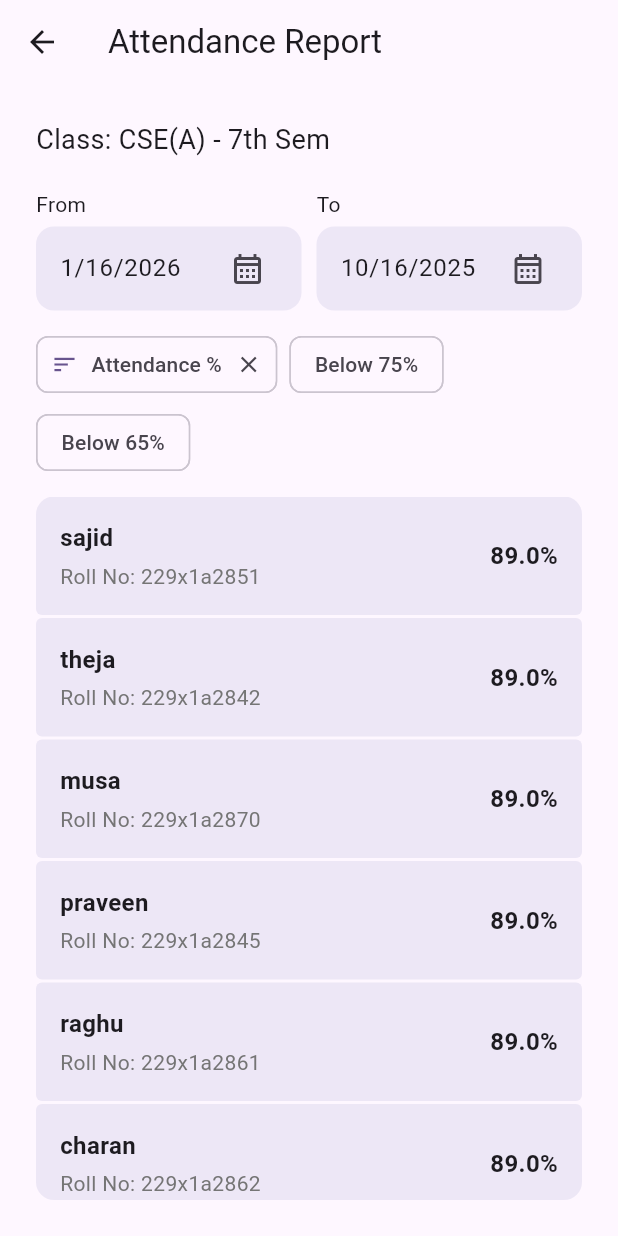
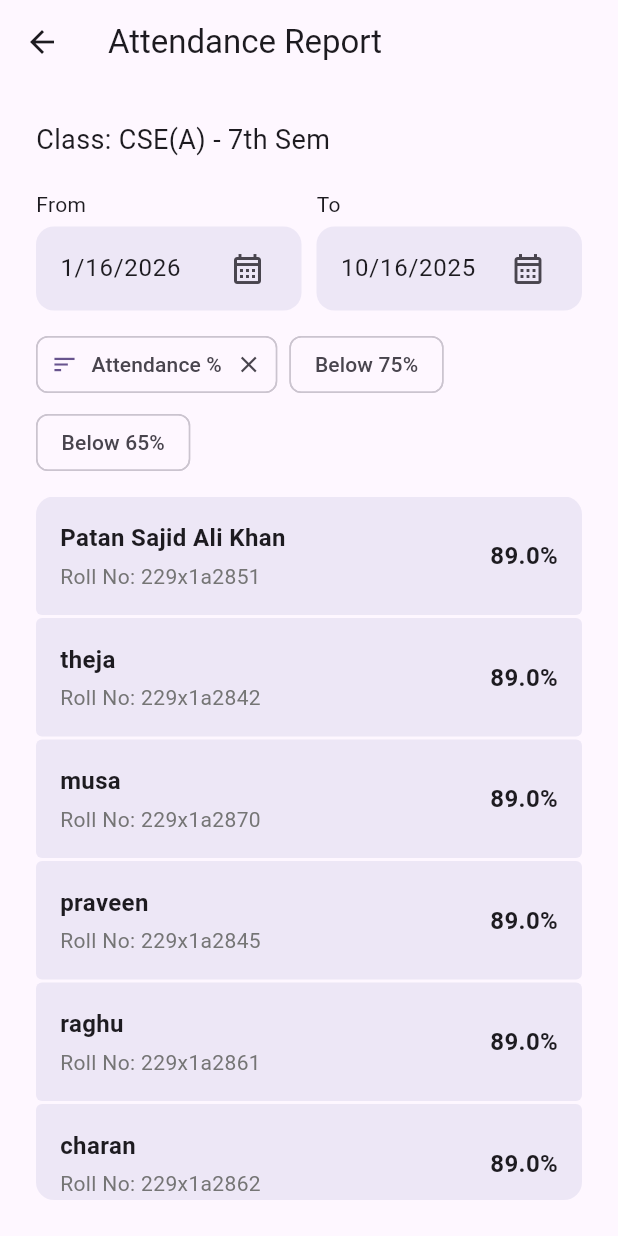
Before and after one commit to sajid-ali-khan/attappv3, a Flutter app: the ReportPage screen opened directly, on a phone screen of 412 x 824 dp. Run offline on Flutter 3.47's test engine with Material 3 defaults, Android fonts, the phone set to English and light mode, and no system bars.

Commit message:
refine data models

```diff
--- a/lib/data/constants.dart
+++ b/lib/data/constants.dart
@@ -1,35 +1,40 @@
-import 'package:attappv1/data/models/assigned_class.dart';
+import 'package:attappv1/data/models/attendance_row.dart';
+import 'package:attappv1/data/models/class_model.dart';
 import 'package:attappv1/data/models/report_row.dart';
-import 'package:attappv1/data/models/session.dart';
-import 'package:attappv1/data/models/student.dart';
+import 'package:attappv1/data/models/session_model.dart';
+import 'package:attappv1/data/models/student_model.dart';
 
 class Constants {
-	static var assignedClasses = [
-		AssignedClass("Theory of Computation", "2nd Sem CSE"),
-		AssignedClass("Artificial Intelligence", "4th Sem CSE"),
-		AssignedClass("Object Oriented Design and Principles", "6th Sem CSE"),
+	static List<ClassModel> classes = [
+		ClassModel(subjectName: "Theory of Computation", className:  "2nd Sem CSE", courseId: 0),
+		ClassModel(subjectName: "Artificial Intelligence", className:  "4th Sem CSE", courseId: 0),
+		ClassModel(subjectName: "Object Oriented Design and Principles", className:  "6th Sem CSE", courseId: 0),
 	];
 
-  static var sessions = [
-    Session(1, DateTime.now()),
-    Session(2, DateTime.now())
+  static List<SessionModel> sessions = [
+    SessionModel(sessionId: 0, sessionName: 'Session 1', updatedAt: DateTime.now()),
+    SessionModel(sessionId: 0, sessionName: 'Session 2', updatedAt: DateTime.now()),
   ];
 
-  static List<Student> students = [
-    Student("sajid", "229x1a2851"),
-    Student("theja", "229x1a2842"),
-    Student("musa", "229x1a2870"),
-    Student("praveen", "229x1a2845"),
-    Student("raghu", "229x1a2861"),
-    Student("charan", "229x1a2862"),
-    Student("uma mahesh", "229x1a2850"),
-    Student("harsha", "229x1a2852"),
-    Student("sreeram", "229x1a2844"),
-    Student("navneeth", "229x1a2846"),
-    Student("vijay", "229x1a2841"),
+  static List<StudentModel> students = [
+    StudentModel(name: "Patan Sajid Ali Khan", roll: "229x1a2851"),
+    StudentModel(name: "theja", roll: "229x1a2842"),
+    StudentModel(name: "musa", roll: "229x1a2870"),
+    StudentModel(name: "praveen", roll: "229x1a2845"),
+    StudentModel(name: "raghu", roll: "229x1a2861"),
+    StudentModel(name: "charan", roll: "229x1a2862"),
+    StudentModel(name: "uma mahesh", roll: "229x1a2850"),
+    StudentModel(name: "harsha", roll: "229x1a2852"),
+    StudentModel(name: "sreeram", roll: "229x1a2844"),
+    StudentModel(name: "navneeth", roll: "229x1a2846"),
+    StudentModel(name: "vijay", roll: "229x1a2841"),
   ];
 
+  static List<AttendanceRow> attendanceList = students.map((s){
+    return AttendanceRow(student: s);
+  }).toList();
+
   static var report = students.map((s){
-    return ReportRow(s, 89.0);
+    return ReportRow(student: s, percentage: 89.0);
   }).toList();
 }
--- a/lib/data/models/assigned_class.dart
+++ /dev/null
@@ -1,6 +0,0 @@
-class AssignedClass {
-	late String subjectName;
-	late String className;
-
-	AssignedClass(this.subjectName, this.className);
-}
--- /dev/null
+++ b/lib/data/models/attendance_row.dart
@@ -0,0 +1,12 @@
+import 'package:attappv1/data/models/student_model.dart';
+
+class AttendanceRow {
+  StudentModel student;
+  bool present;
+
+  AttendanceRow({required this.student, this.present = false});
+
+  factory AttendanceRow.fromJson(Map<String, dynamic> json){
+    return AttendanceRow(student: json['student']);
+  }
+}
--- /dev/null
+++ b/lib/data/models/class_model.dart
@@ -0,0 +1,19 @@
+class ClassModel {
+  int courseId;
+  String className;
+  String subjectName;
+
+  ClassModel({
+    required this.courseId,
+    required this.className,
+    required this.subjectName,
+  });
+
+  factory ClassModel.fromJson(Map<String, dynamic> json) {
+    return ClassModel(
+      className: json['className'],
+      courseId: 0,
+      subjectName: json['subjectName'],
+    );
+  }
+}
--- a/lib/data/models/report_row.dart
+++ b/lib/data/models/report_row.dart
@@ -1,8 +1,12 @@
-import 'package:attappv1/data/models/student.dart';
+import 'package:attappv1/data/models/student_model.dart';
 
 class ReportRow {
-  late Student student;
-  late double percentage;
+  StudentModel student;
+  double percentage;
 
-  ReportRow(this.student, this.percentage);
+  ReportRow({required this.student, required this.percentage});
+
+  factory ReportRow.fromJson(Map<String, dynamic> json){
+    return ReportRow(student: json['student'], percentage: json['percentage']);
+  }
 }
--- a/lib/data/models/session.dart
+++ /dev/null
@@ -1,6 +0,0 @@
-class Session {
-  late int sessionNo;
-  late DateTime markedAt;
-
-  Session(this.sessionNo, this.markedAt);
-}
--- /dev/null
+++ b/lib/data/models/session_model.dart
@@ -0,0 +1,19 @@
+class SessionModel {
+  int sessionId;
+  String sessionName;
+  DateTime updatedAt;
+
+  SessionModel({
+    required this.sessionId,
+    required this.sessionName,
+    required this.updatedAt,
+  });
+
+  factory SessionModel.fromJson(Map<String, dynamic> json) {
+    return SessionModel(
+      sessionId: 0,
+      sessionName: json['sessionName'],
+      updatedAt: json['updatedat'],
+    );
+  }
+}
--- a/lib/data/models/student.dart
+++ /dev/null
@@ -1,6 +0,0 @@
-class Student {
-  late String name;
-  late String roll;
-  bool present = false;
-  Student(this.name, this.roll);
-}
--- /dev/null
+++ b/lib/data/models/student_model.dart
@@ -0,0 +1,10 @@
+class StudentModel {
+  String roll;
+  String name;
+
+  StudentModel({required this.roll, required this.name});
+
+  factory StudentModel.fromJson(Map<String, dynamic> json) {
+    return StudentModel(roll: json['roll'], name: json['name']);
+  }
+}
--- a/lib/views/pages/class_details_page.dart
+++ b/lib/views/pages/class_details_page.dart
@@ -35,7 +35,7 @@ class _ClassDetailsPageState extends State<ClassDetailsPage> {
                         MaterialPageRoute(
                           builder: (context) {
                             return MarkAttendancePage(
-                              studentList: Constants.students,
+                              attendanceList: Constants.attendanceList,
                             );
                           },
                         ),
--- a/lib/views/pages/dashboard_page.dart
+++ b/lib/views/pages/dashboard_page.dart
@@ -30,7 +30,7 @@ class DashboardPage extends StatelessWidget {
             Text('Your Classes', style: TextStyle(fontSize: 18, fontWeight: FontWeight.w400),),
             SizedBox(height: 20,),
             Column(
-              children: Constants.assignedClasses.map((e){
+              children: Constants.classes.map((e){
                 return ClassCard(assignedClass: e);
               }).toList(),
             )
--- a/lib/views/widgets/class_card.dart
+++ b/lib/views/widgets/class_card.dart
@@ -1,11 +1,11 @@
-import 'package:attappv1/data/models/assigned_class.dart';
+import 'package:attappv1/data/models/class_model.dart';
 import 'package:attappv1/views/pages/class_details_page.dart';
 import 'package:flutter/material.dart';
 
 class ClassCard extends StatelessWidget {
   const ClassCard({super.key, required this.assignedClass});
 
-  final AssignedClass assignedClass;
+  final ClassModel assignedClass;
   @override
   Widget build(BuildContext context) {
     return Column(
```
Also changed, not shown: lib/views/pages/mark_attendance_page.dart (+12 -12 lines), lib/views/widgets/session_card.dart (+5 -5 lines).
